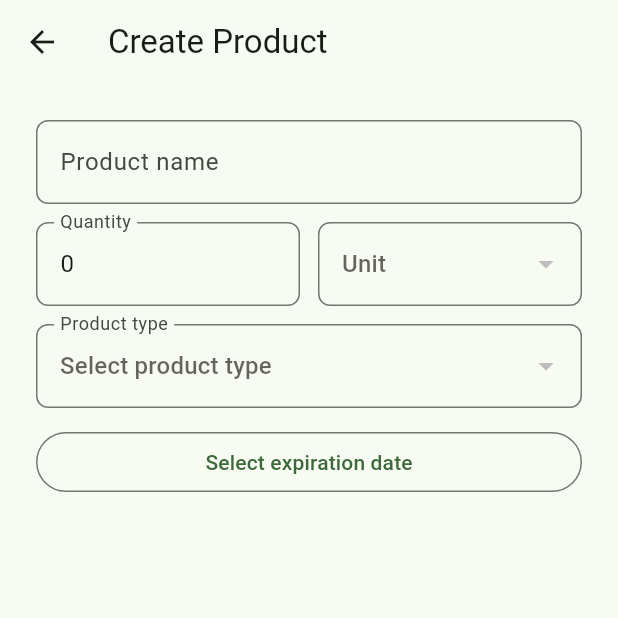
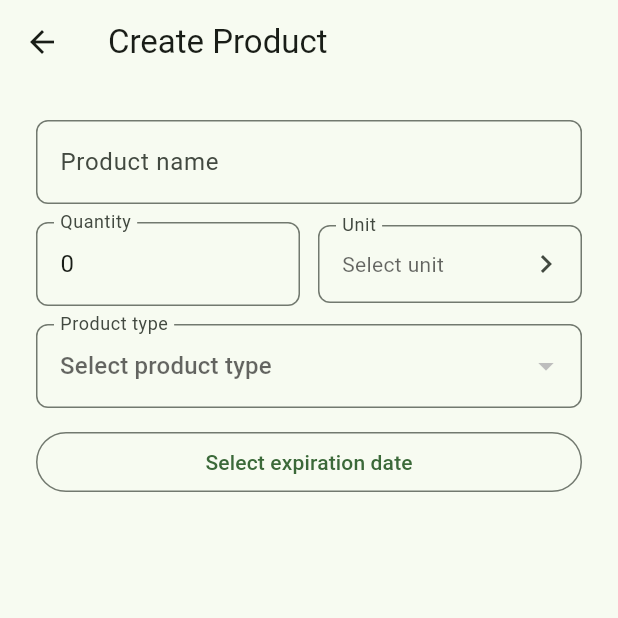
Before and after one commit to TudoEmCasa/mobile-app, a Flutter app: the ProductFormPage screen opened directly, on a phone screen of 412 x 824 dp, the top half of it. Run offline on Flutter 3.47's test engine with Material 3 defaults, Android fonts, the phone set to English and light mode, and no system bars; our stand-ins replace drift, flutter_riverpod; accounts and stored records are empty; generated files the repository leaves out were written again.

Commit message:
feat: enhance unit selection functionality in product form and unit list pages

```diff
--- a/lib/features/products/presentation/pages/product_form_page.dart
+++ b/lib/features/products/presentation/pages/product_form_page.dart
@@ -1,7 +1,9 @@
 import 'package:flutter/material.dart';
 import 'package:flutter_riverpod/flutter_riverpod.dart';
 import 'package:tudo_em_casa/features/product_types/data/providers/product_type_repository_provider.dart';
+import 'package:tudo_em_casa/features/units/data/models/index.dart';
 import 'package:tudo_em_casa/features/units/data/providers/unit_repository_provider.dart';
+import 'package:tudo_em_casa/features/units/presentation/pages/index.dart';
 import 'package:tudo_em_casa/features/products/data/models/index.dart';
 import 'package:tudo_em_casa/features/products/presentation/viewmodels/product_list_viewmodel.dart';
 
@@ -19,6 +21,7 @@ class _ProductFormPageState extends ConsumerState<ProductFormPage> {
   late TextEditingController _quantityController;
   int? _selectedProductTypeId;
   int? _selectedUnitId;
+  UnitModel? _selectedUnit;
   DateTime? _expirationDate;
   bool _isSubmitting = false;
 
@@ -35,6 +38,7 @@ class _ProductFormPageState extends ConsumerState<ProductFormPage> {
     );
     _selectedProductTypeId = _isEditMode ? widget.product!.productTypeId : null;
     _selectedUnitId = _isEditMode ? widget.product!.unitId : null;
+    _selectedUnit = _isEditMode ? widget.product!.unit : null;
     _expirationDate = _isEditMode ? widget.product!.expirationDate : null;
   }
 
@@ -59,6 +63,25 @@ class _ProductFormPageState extends ConsumerState<ProductFormPage> {
       setState(
         () => _expirationDate = DateTime(picked.year, picked.month, picked.day),
       );
+    }
+  }
+
+  Future<void> _selectUnit() async {
+    final selectedUnit = await Navigator.of(context).push<UnitModel>(
+      MaterialPageRoute(
+        builder: (context) => UnitListPage(
+          selectionMode: true,
+          selectionTitle: 'Select Unit',
+          selectedUnitId: _selectedUnitId,
+        ),
+      ),
+    );
+
+    if (selectedUnit != null) {
+      setState(() {
+        _selectedUnit = selectedUnit;
+        _selectedUnitId = selectedUnit.id;
+      });
     }
   }
 
@@ -137,6 +160,26 @@ class _ProductFormPageState extends ConsumerState<ProductFormPage> {
 
     final productTypesAsync = ref.watch(watchAllProductTypesProvider);
     final unitsAsync = ref.watch(watchAllUnitsProvider);
+    final selectedUnitFromList = unitsAsync.maybeWhen(
+      data: (units) {
+        if (_selectedUnit != null) {
+          return _selectedUnit;
+        }
+
+        if (_selectedUnitId == null) {
+          return null;
+        }
+
+        for (final unit in units) {
+          if (unit.id == _selectedUnitId) {
+            return unit;
+          }
+        }
+
+        return null;
+      },
+      orElse: () => _selectedUnit,
+    );
 
     return Scaffold(
       resizeToAvoidBottomInset: true,
@@ -178,29 +221,30 @@ class _ProductFormPageState extends ConsumerState<ProductFormPage> {
                   ),
                   const SizedBox(width: 12),
                   Expanded(
-                    child: unitsAsync.when(
-                      data: (units) {
-                        return DropdownButtonFormField<int>(
-                          value: _selectedUnitId,
-                          decoration: InputDecoration(
-                            border: OutlineInputBorder(
-                              borderRadius: BorderRadius.circular(8),
-                            ),
+                    child: InkWell(
+                      onTap: _isSubmitting ? null : _selectUnit,
+                      borderRadius: BorderRadius.circular(8),
+                      child: InputDecorator(
+                        decoration: InputDecoration(
+                          labelText: 'Unit',
+                          border: OutlineInputBorder(
+                            borderRadius: BorderRadius.circular(8),
                           ),
-                          items: units
-                              .map(
-                                (u) => DropdownMenuItem(
-                                  value: u.id,
-                                  child: Text('${u.symbol} - ${u.name}'),
+                          suffixIcon: const Icon(Icons.chevron_right),
+                        ),
+                        child: Text(
+                          selectedUnitFromList != null
+                              ? '${selectedUnitFromList.symbol} - ${selectedUnitFromList.name}'
+                              : 'Select unit',
+                          style: selectedUnitFromList != null
+                              ? null
+                              : Theme.of(
+                                  context,
+                                ).textTheme.bodyMedium?.copyWith(
+                                  color: Theme.of(context).hintColor,
                                 ),
-                              )
-                              .toList(),
-                          onChanged: (v) => setState(() => _selectedUnitId = v),
-                          hint: const Text('Unit'),
-                        );
-                      },
-                      loading: () => const SizedBox(),
-                      error: (e, s) => const SizedBox(),
+                        ),
+                      ),
                     ),
                   ),
                 ],
```
Also changed, not shown: lib/features/units/presentation/pages/unit_list_page.dart (+29 -9 lines), lib/features/units/presentation/widgets/unit_item_widget.dart (+15 -1 lines).
